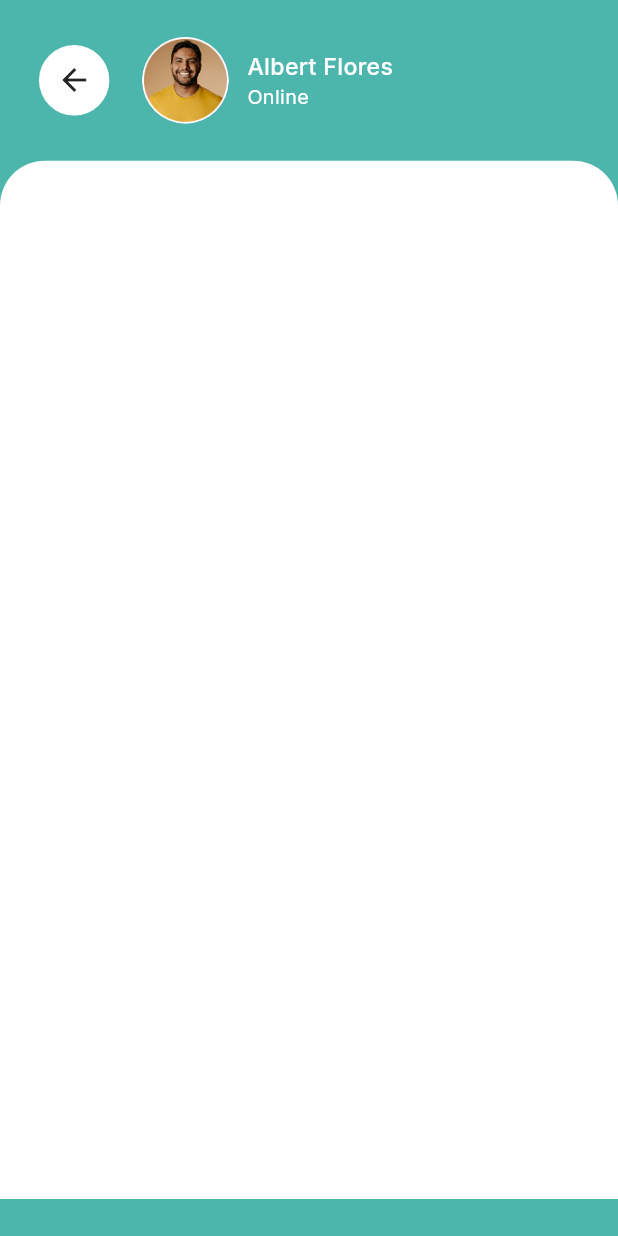
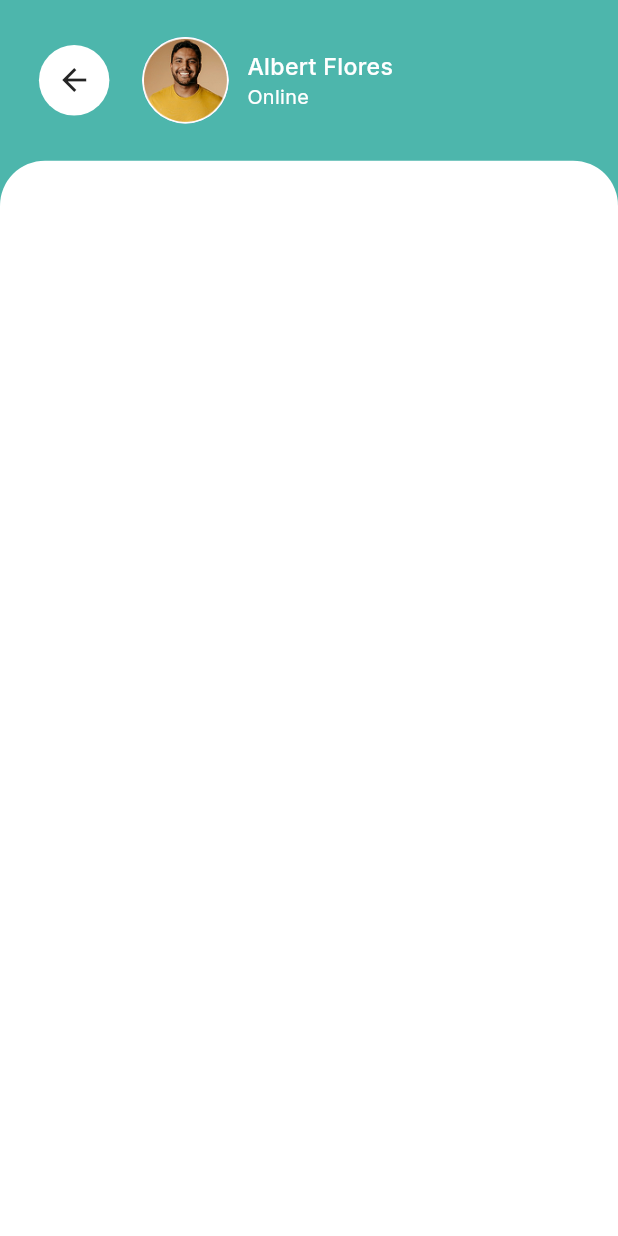
Before and after one commit to Malik399758/fcm_backend, a Flutter app: the ChatScreen screen opened by its route, on a phone screen of 412 x 824 dp. Run offline on Flutter 3.47's test engine with Material 3 defaults, Android fonts, the phone set to English and light mode, and no system bars; our stand-ins replace flutter_svg, get, google_fonts, smooth_page_indicator.

Commit message:
Update chat_screen.dart

```diff
--- a/lib/src/screen/bottom_nav_screens/home_nav_screens/chat_screen.dart
+++ b/lib/src/screen/bottom_nav_screens/home_nav_screens/chat_screen.dart
@@ -13,42 +13,62 @@ class ChatScreen extends StatelessWidget {
     final screenHeight = MediaQuery.sizeOf(context).height;
     return Scaffold(
       backgroundColor: AppColors.greenColor,
-      body: SafeArea(child: Column(children: [
-
+      body: SafeArea(
+        child: Column(
+          children: [
             Padding(
-          padding:  EdgeInsets.all(screenWidth*.06),
-          child: Row(children: [
-
-            CustomBackButton(color: AppColors.whiteColor,borderColor: AppColors.transparentColor),
-            SizedBox(width: screenWidth*.05),
-            Row(children: [
+              padding: EdgeInsets.all(screenWidth * .06),
+              child: Row(
+                children: [
+                  CustomBackButton(
+                    color: AppColors.whiteColor,
+                    borderColor: AppColors.transparentColor,
+                  ),
+                  SizedBox(width: screenWidth * .05),
+                  Row(
+                    children: [
                       CircleAvatar(
-                radius: screenWidth*.07,
+                        radius: screenWidth * .07,
                         backgroundImage: AssetImage(AppImages.user1),
                       ),
-              SizedBox(width: screenWidth*.03),
+                      SizedBox(width: screenWidth * .03),
                       Column(
                         crossAxisAlignment: CrossAxisAlignment.start,
                         children: [
-                  BlackText(text: "Albert Flores",fontWeight: FontWeight.w500,fontSize: 14,textColor: AppColors.whiteColor,),
-                  BlackText(text: "Online",fontWeight: FontWeight.w400,fontSize: 12,textColor: AppColors.whiteColor,),
-              ],)
-
-            ],),
-          ],),
+                          BlackText(
+                            text: "Albert Flores",
+                            fontWeight: FontWeight.w500,
+                            fontSize: 14,
+                            textColor: AppColors.whiteColor,
                           ),
-        Container(
-          height: screenHeight*.84,
+                          BlackText(
+                            text: "Online",
+                            fontWeight: FontWeight.w400,
+                            fontSize: 12,
+                            textColor: AppColors.whiteColor,
+                          ),
+                        ],
+                      ),
+                    ],
+                  ),
+                ],
+              ),
+            ),
+            Expanded(
+              child: Container(
                 width: screenWidth,
                 decoration: BoxDecoration(
                   color: Colors.white,
                   borderRadius: BorderRadius.only(
                     topLeft: Radius.circular(30),
                     topRight: Radius.circular(30),
-            )
                   ),
-        )
-      ],),),
+                ),
+              ),
+            ),
+          ],
+        ),
+      ),
     );
   }
 }
```
Lines whose indentation alone changed are shown as unchanged.
